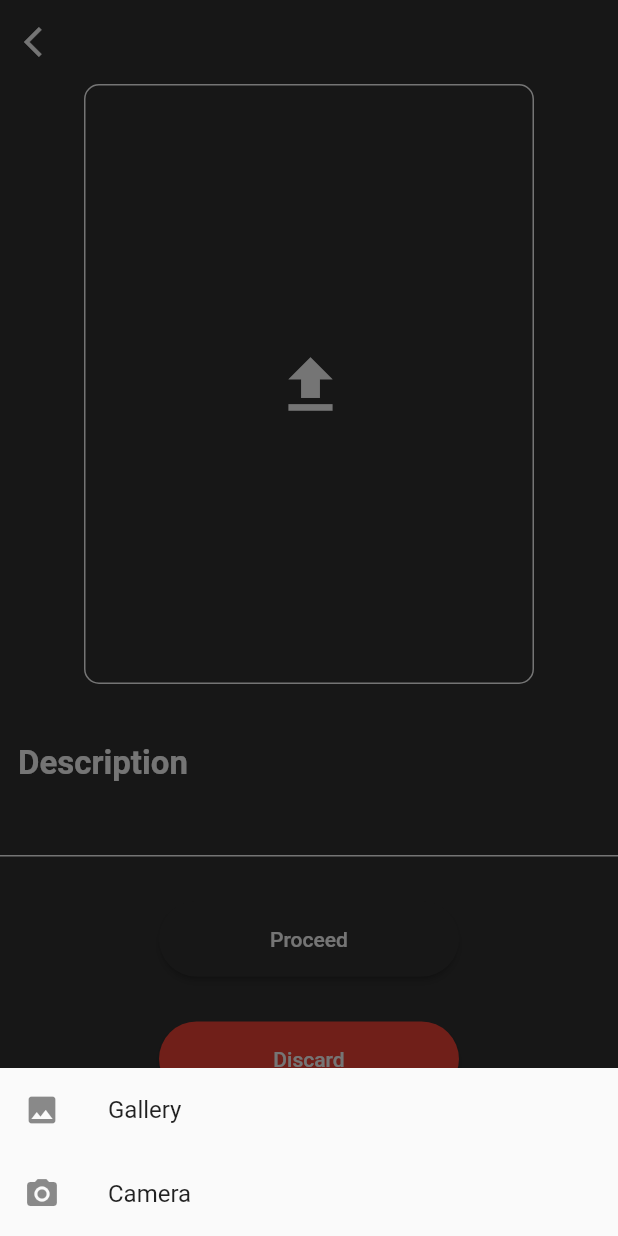
After one commit to ak-agarwal/interior_design, a Flutter app: the AddPost screen opened directly, after a tap on the "upload" icon, on a phone screen of 412 x 824 dp. The commit adds this screen. Run offline on Flutter 3.47's test engine with Material 2 defaults, Android fonts, the phone set to English and light mode, and no system bars; our stand-ins replace firebase_auth, firebase_database, firebase_storage, font_awesome_flutter, image_cropper, image_picker and 1 more; missing offline and left inert: dart:html; accounts and stored records are empty.

Commit message:
Whole Project integrated in one

```diff
--- a/lib/main.dart
+++ b/lib/main.dart
@@ -11,9 +11,9 @@ class MyApp extends StatelessWidget {
   Widget build(BuildContext context) {
     return MaterialApp(
       debugShowCheckedModeBanner: false,
-      title: 'Fashion Furniture',
+      title: 'Try Before Buy',
       theme: ThemeData(
-        primarySwatch: Colors.deepPurple,
+        primarySwatch: Colors.grey,
       ),
       home: MyHomePage(),
     );
--- /dev/null
+++ b/lib/screens/addPost.dart
@@ -0,0 +1,245 @@
+import 'dart:convert';
+import 'dart:io';
+
+import 'package:flutter/material.dart';
+import 'package:image_cropper/image_cropper.dart';
+import 'package:image_picker/image_picker.dart';
+import 'package:interior_design/exploreTab.dart';
+
+class AddPost extends StatefulWidget {
+  @override
+  _AddPostState createState() => _AddPostState();
+
+}
+
+class _AddPostState extends State<AddPost> {
+
+  File croppedFile;
+  File _image;
+  String base64Image;
+  final picker = ImagePicker();
+  bool imageSelected = false;
+
+  final desController = TextEditingController();
+
+  _imgFromCamera() async {
+    final pickedFile = await picker.getImage(source: ImageSource.camera);
+    _image = new File(pickedFile.path);
+
+    croppedFile = await ImageCropper.cropImage(
+        sourcePath: _image.path,
+        aspectRatio: CropAspectRatio(ratioX: 1, ratioY: 1),
+        maxWidth: 512,
+        maxHeight: 512,
+        compressFormat: ImageCompressFormat.png,
+        compressQuality: 60,
+        androidUiSettings: AndroidUiSettings(
+            toolbarTitle: 'Crop the Image',
+            toolbarColor: Color.fromRGBO(67, 147, 207, 1),
+            toolbarWidgetColor: Colors.white,
+            initAspectRatio: CropAspectRatioPreset.square,
+            lockAspectRatio: true),
+        iosUiSettings: IOSUiSettings(
+            title: 'Crop the Image', aspectRatioLockEnabled: true));
+      setState(() {
+        List<int> imageBytes = croppedFile.readAsBytesSync();
+        base64Image = base64.encode(imageBytes);
+        imageSelected = true;
+      });
+  }
+
+  _imgFromGallery() async {
+    final pickedFile = await picker.getImage(source: ImageSource.gallery);
+    _image = File(pickedFile.path);
+
+    croppedFile = await ImageCropper.cropImage(
+      sourcePath: _image.path,
+      aspectRatio: CropAspectRatio(ratioX: 1, ratioY: 1),
+      maxWidth: 512,
+      maxHeight: 512,
+      compressFormat: ImageCompressFormat.png,
+      compressQuality: 60,
+      androidUiSettings: AndroidUiSettings(
+          toolbarTitle: 'Crop the Image',
+          toolbarColor: Color.fromRGBO(67, 147, 207, 1),
+          toolbarWidgetColor: Colors.white,
+          initAspectRatio: CropAspectRatioPreset.square,
+          lockAspectRatio: true),
+      iosUiSettings:
+      IOSUiSettings(title: 'Crop the Image', aspectRatioLockEnabled: true),
+    );
+      setState(() {
+        List<int> imageBytes = croppedFile.readAsBytesSync();
+        base64Image = base64.encode(imageBytes);
+        imageSelected = true;
+      });
+  }
+
+  void _showPicker(context) {
+    showModalBottomSheet(
+        context: context,
+        builder: (BuildContext bc) {
+          return SafeArea(
+            child: Container(
+              child: new Wrap(
+                children: <Widget>[
+                  new ListTile(
+                      leading: new Icon(Icons.photo),
+                      title: new Text('Gallery'),
+                      onTap: () {
+                        _imgFromGallery();
+                        Navigator.of(context).pop();
+                      }),
+                  new ListTile(
+                    leading: new Icon(Icons.photo_camera),
+                    title: new Text('Camera'),
+                    onTap: () {
+                      _imgFromCamera();
+                      Navigator.of(context).pop();
+                    },
+                  ),
+                ],
+              ),
+            ),
+          );
+        });
+  }
+
+  @override
+  Widget build(BuildContext context) {
+    return Scaffold(
+      appBar: AppBar(
+        elevation: 0.0,
+        backgroundColor: Color(0xff333333),
+        leading: IconButton(
+          icon: Icon(
+            Icons.arrow_back_ios,
+            color: Colors.white,
+          ),
+          onPressed: () {
+            Navigator.pushAndRemoveUntil(
+                context,
+                MaterialPageRoute(
+                    builder: (context) => ExploreTab()),
+                    (Route<dynamic> route) => false);
+          },
+        ),
+      ),
+      backgroundColor: Color(0xff333333),
+      body: SingleChildScrollView(
+        child: Column(
+          children: [
+            Center(
+              child: GestureDetector(
+                // onTap: () => _showPicker(context),
+                child: Container(
+                  height: 400.0,
+                  width: 300.0,
+                  decoration: BoxDecoration(
+                    border: Border.all(
+                      color: Colors.white,
+                    ),
+                    borderRadius: BorderRadius.circular(10.0),
+                  ),
+                  child: Padding(
+                    padding: const EdgeInsets.all(30.0),
+                    child: Column(
+                      mainAxisAlignment: MainAxisAlignment.center,
+                      children: [
+                        croppedFile != null
+                            ? ClipRRect(
+                          borderRadius: BorderRadius.circular(50),
+                          child: Image.file(
+                            croppedFile,
+                            width: 500.0,
+                            height: 300.0,
+                            fit: BoxFit.fitHeight,
+                          ),
+                        )
+                            : IconButton(
+                          padding: EdgeInsets.zero,
+                          icon: Center(
+                            child: Icon(Icons.upload_sharp,
+                                color: Colors.white,
+                                size: 50.0),
+                          ),
+                          onPressed: () {
+                            _showPicker(context);
+                          },
+                        ),
+
+                        // Icon(
+                        //   Icons.upload_sharp, size: 30.0, color: Colors.white,
+                        // ),
+                        // Text("Upload your design", style: TextStyle(color: Colors.white))
+                      ],
+                    ),
+                  ),
+                ),
+              ),
+            ),
+            SizedBox(height: 40.0,),
+            Padding(
+              padding: const EdgeInsets.only(left: 12.0),
+              child: Row(
+                mainAxisAlignment: MainAxisAlignment.start,
+                children: [
+                  Text("Description", style: TextStyle(color: Colors.white, fontWeight: FontWeight.bold, fontSize: 22.0)),
+                ],
+              ),
+            ),
+            TextFormField(
+              autocorrect: true,
+              controller: desController,
+              validator: (value) {
+                if (value.isEmpty) {
+                  return 'Please complete the field!';
+                }
+                return null;
+              },
+              decoration: InputDecoration(
+                enabledBorder: UnderlineInputBorder(
+                  borderSide: BorderSide(color: Colors.white),
+                ),
+                contentPadding: EdgeInsets.symmetric(vertical: 15, horizontal: 18),
+                fillColor: Colors.white,
+              ),
+              maxLines: 1,
+              keyboardType: TextInputType.emailAddress,
+              style: TextStyle(fontSize: 16.0),
+              textInputAction: TextInputAction.done,
+            ),
+            SizedBox(height: 30.0,),
+            ButtonTheme(
+              height: 50.0,
+              minWidth: 200.0,
+              child: RaisedButton(
+                  color: Color(0xff333333),
+                  child: new Text("Proceed", style: TextStyle(
+                      color: Colors.white
+                  ),),
+                  onPressed: () {},
+                  shape: new RoundedRectangleBorder(borderRadius: new BorderRadius.circular(30.0))
+              ),
+            ),
+            SizedBox(height: 30.0,),
+            ButtonTheme(
+              height: 50.0,
+              minWidth: 200.0,
+              buttonColor: Colors.red,
+              child: RaisedButton(
+                  color: Colors.red,
+                  child: new Text("Discard", style: TextStyle(
+                      color: Colors.white
+                  ),),
+                  onPressed: () {},
+                  shape: new RoundedRectangleBorder(borderRadius: new BorderRadius.circular(30.0))
+              ),
+            ),
+            SizedBox(height: 30.0,),
+          ],
+        ),
+      ),
+    );
+  }
+}
```
Also changed, not shown: lib/databaseFiles/Comments.dart (added, +10 -0 lines), lib/databaseFiles/FireStorageService.dart (added, +39 -0 lines), lib/databaseFiles/Users.dart (added, +50 -0 lines), lib/databaseFiles/database.dart (added, +57 -0 lines), lib/databaseFiles/post.dart (added, +73 -0 lines), lib/exploreTab.dart (+19 -2 lines), lib/register/registerPhone.dart (+118 -17 lines), pubspec.yaml (+8 -0 lines), 1 other file.
